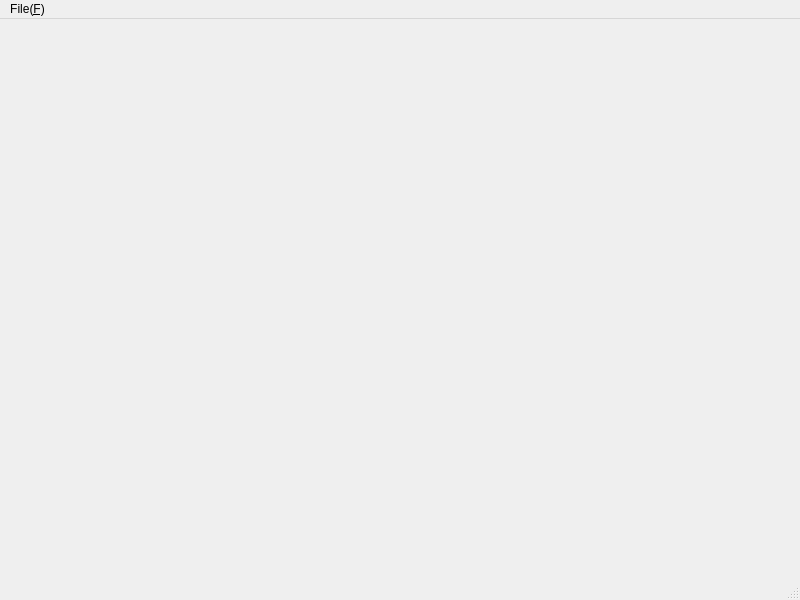
Qt form batchwindow.ui (jiemojiemo/ImageProcessWithQtOpencv) before a commit.
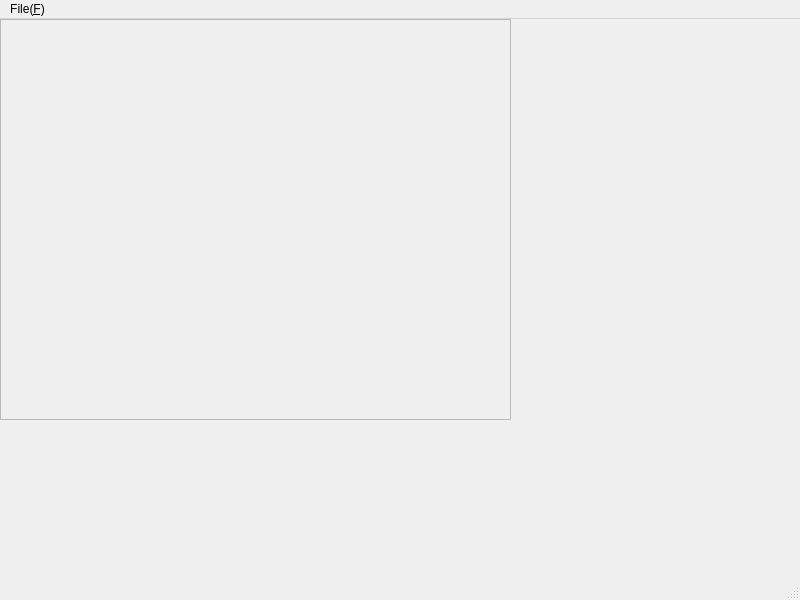
The same form after that commit.

Diff of the .ui file:
```diff
--- a/batchwindow.ui
+++ b/batchwindow.ui
@@ -13,7 +13,31 @@
   <property name="windowTitle">
    <string>MainWindow</string>
   </property>
-  <widget class="QWidget" name="centralwidget"/>
+  <widget class="QWidget" name="centralwidget">
+   <widget class="QScrollArea" name="scrollArea">
+    <property name="geometry">
+     <rect>
+      <x>0</x>
+      <y>0</y>
+      <width>511</width>
+      <height>401</height>
+     </rect>
+    </property>
+    <property name="widgetResizable">
+     <bool>true</bool>
+    </property>
+    <widget class="QWidget" name="scrollAreaWidgetContents">
+     <property name="geometry">
+      <rect>
+       <x>0</x>
+       <y>0</y>
+       <width>509</width>
+       <height>399</height>
+      </rect>
+     </property>
+    </widget>
+   </widget>
+  </widget>
   <widget class="QMenuBar" name="menubar">
    <property name="geometry">
     <rect>
```
Left out of the diff: 12 changed lines with no effect on the pictures.
